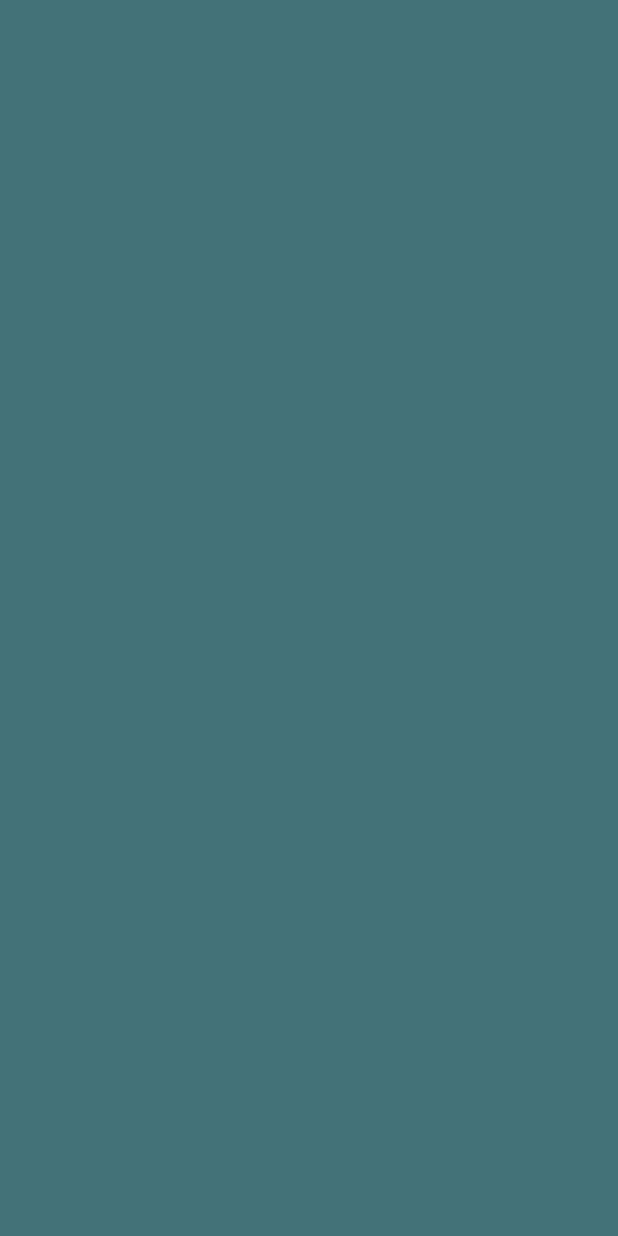
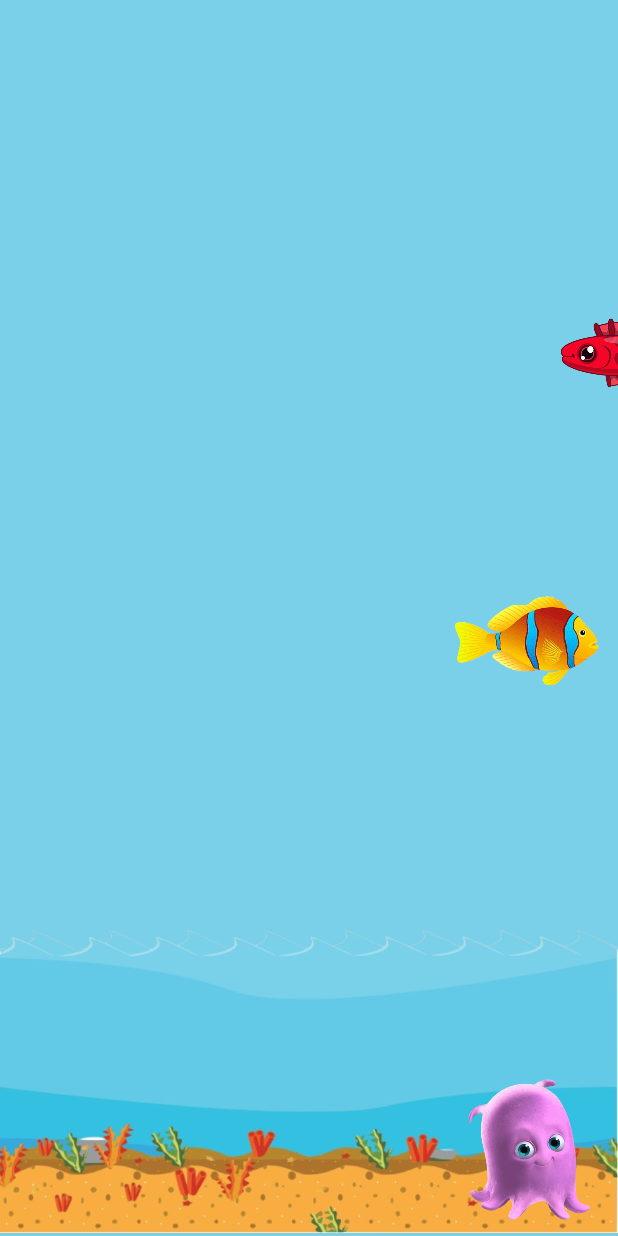
Before and after one commit to busramacak/FirstWeekProject, an Android app: the OceanFragment screen opened through its navigation route, on a phone screen of 412 x 824 dp. Before the commit the screen is empty. Run offline under Robolectric (Android 15) with nearby library versions, the light colour scheme and no system bars; our stand-ins replace navigation-ui.

Commit message:
add icons & images  & set animate OceanFragment

```diff
--- a/app/src/main/java/com/bmprj/firstweekproject/ui/OceanFragment.kt
+++ b/app/src/main/java/com/bmprj/firstweekproject/ui/OceanFragment.kt
@@ -1,11 +1,81 @@
 package com.bmprj.firstweekproject.ui
 
+import android.animation.AnimatorSet
+import android.animation.ObjectAnimator
+import android.animation.ValueAnimator
+import android.graphics.Path
+import android.view.View
 import com.bmprj.firstweekproject.base.BaseFragment
 import com.bmprj.firstweekproject.databinding.FragmentOceanBinding
 
 
 class OceanFragment : BaseFragment<FragmentOceanBinding>(FragmentOceanBinding::inflate) {
     override fun setUpViews() {
+        setUpAnimate()
+    }
 
+    private fun setUpAnimate() {
+        val path1 = Path().apply {
+            moveTo(1200f, 200f)
+            quadTo(500f, 400f, -200f, 100f)
+        }
+
+        val oceanPathAnimation1 = ObjectAnimator.ofFloat(binding.fish1, View.X, View.Y, path1).apply {
+            duration = 5000L
+            repeatCount = ValueAnimator.INFINITE
+            repeatMode = ValueAnimator.RESTART
+        }
+
+        val path2 = Path().apply {
+            moveTo(-200f, 0f)
+            quadTo(300f, 10f, 600f, 0f)
+            quadTo(800f, 10f, 1200f, 0f)
+        }
+
+        val oceanPathAnimation2 = ObjectAnimator.ofFloat(binding.fish2, View.X, View.Y, path2).apply {
+            duration = 4000L
+            repeatCount = ValueAnimator.INFINITE
+            repeatMode = ValueAnimator.RESTART
+        }
+
+        val path3 = Path().apply {
+            moveTo(-200f, 400f)
+            quadTo(300f, 700f, 600f, 500f)
+            quadTo(800f, 600f, 1200f, 800f)
+        }
+
+        val oceanPathAnimation3 = ObjectAnimator.ofFloat(binding.fish3, View.X, View.Y, path3).apply {
+            duration = 5000L
+            repeatCount = ValueAnimator.INFINITE
+            repeatMode = ValueAnimator.RESTART
+        }
+
+        val path4 = Path().apply {
+            moveTo(1200f, 700f)
+            quadTo(700f, 800f, 500f, 700f)
+            quadTo(300f, 900f, -200f, 1000f)
+        }
+
+        val oceanPathAnimation4 = ObjectAnimator.ofFloat(binding.fish4, View.X, View.Y, path4).apply {
+            duration = 3000L
+            repeatCount = ValueAnimator.INFINITE
+            repeatMode = ValueAnimator.RESTART
+        }
+
+        val path5 = Path().apply {
+            moveTo(1200f, 1400f)
+            quadTo(500f, 1300f, -200f, 1500f)
+        }
+
+        val oceanPathAnimation5 = ObjectAnimator.ofFloat(binding.fish5, View.X, View.Y, path5).apply {
+            duration = 7000L
+            repeatCount = ValueAnimator.INFINITE
+            repeatMode = ValueAnimator.RESTART
+        }
+
+        val oceanAnimatorSet = AnimatorSet().apply {
+            playTogether(oceanPathAnimation1, oceanPathAnimation2,oceanPathAnimation3,oceanPathAnimation4,oceanPathAnimation5)
+        }
+        oceanAnimatorSet.start()
     }
 }
--- a/app/src/main/java/com/bmprj/firstweekproject/ui/StarFragment.kt
+++ b/app/src/main/java/com/bmprj/firstweekproject/ui/StarFragment.kt
@@ -19,7 +19,7 @@ class StarFragment : BaseFragment<FragmentStarBinding>(FragmentStarBinding::infl
             quadTo(500f, 100f, -200f, 700f)
         }
 
-        val moonPathAnimation1 = ObjectAnimator.ofFloat(binding.star1, View.X, View.Y, path1).apply {
+        val starPathAnimation1 = ObjectAnimator.ofFloat(binding.star1, View.X, View.Y, path1).apply {
             duration = 3000L
             repeatCount = ValueAnimator.INFINITE
             repeatMode = ValueAnimator.RESTART
@@ -30,7 +30,7 @@ class StarFragment : BaseFragment<FragmentStarBinding>(FragmentStarBinding::infl
             quadTo(500f, 250f, -200f, 850f)
         }
 
-        val moonPathAnimation2 = ObjectAnimator.ofFloat(binding.star2, View.X, View.Y, path2).apply {
+        val starPathAnimation2 = ObjectAnimator.ofFloat(binding.star2, View.X, View.Y, path2).apply {
             duration = 5000L
             repeatCount = ValueAnimator.INFINITE
             repeatMode = ValueAnimator.RESTART
@@ -41,7 +41,7 @@ class StarFragment : BaseFragment<FragmentStarBinding>(FragmentStarBinding::infl
             quadTo(500f, 400f, -200f, 1000f)
         }
 
-        val moonPathAnimation3 = ObjectAnimator.ofFloat(binding.star3, View.X, View.Y, path3).apply {
+        val starPathAnimation3 = ObjectAnimator.ofFloat(binding.star3, View.X, View.Y, path3).apply {
             duration = 2000L
             repeatCount = ValueAnimator.INFINITE
             repeatMode = ValueAnimator.RESTART
@@ -52,7 +52,7 @@ class StarFragment : BaseFragment<FragmentStarBinding>(FragmentStarBinding::infl
             quadTo(500f, 550f, -200f, 1150f)
         }
 
-        val moonPathAnimation4 = ObjectAnimator.ofFloat(binding.star4, View.X, View.Y, path4).apply {
+        val starPathAnimation4 = ObjectAnimator.ofFloat(binding.star4, View.X, View.Y, path4).apply {
             duration = 3500L
             repeatCount = ValueAnimator.INFINITE
             repeatMode = ValueAnimator.RESTART
@@ -63,7 +63,7 @@ class StarFragment : BaseFragment<FragmentStarBinding>(FragmentStarBinding::infl
             quadTo(500f, 700f, -200f, 1300f)
         }
 
-        val moonPathAnimation5 = ObjectAnimator.ofFloat(binding.star5, View.X, View.Y, path5).apply {
+        val starPathAnimation5 = ObjectAnimator.ofFloat(binding.star5, View.X, View.Y, path5).apply {
             duration = 2000L
             repeatCount = ValueAnimator.INFINITE
             repeatMode = ValueAnimator.RESTART
@@ -74,15 +74,15 @@ class StarFragment : BaseFragment<FragmentStarBinding>(FragmentStarBinding::infl
             quadTo(500f, 1200f, -200f, 1650f)
         }
 
-        val moonPathAnimation6 = ObjectAnimator.ofFloat(binding.star6, View.X, View.Y, path6).apply {
+        val starPathAnimation6 = ObjectAnimator.ofFloat(binding.star6, View.X, View.Y, path6).apply {
             duration = 1000L
             repeatCount = ValueAnimator.INFINITE
             repeatMode = ValueAnimator.RESTART
         }
 
-        val moonAnimatorSet = AnimatorSet().apply {
-            playTogether(moonPathAnimation1, moonPathAnimation2,moonPathAnimation3,moonPathAnimation4,moonPathAnimation5,moonPathAnimation6)
+        val starAnimatorSet = AnimatorSet().apply {
+            playTogether(starPathAnimation1, starPathAnimation2,starPathAnimation3,starPathAnimation4,starPathAnimation5,starPathAnimation6)
         }
-        moonAnimatorSet.start()
+        starAnimatorSet.start()
     }
 }
--- a/app/src/main/res/layout/fragment_ocean.xml
+++ b/app/src/main/res/layout/fragment_ocean.xml
@@ -1,9 +1,62 @@
 <?xml version="1.0" encoding="utf-8"?>
-<FrameLayout xmlns:android="http://schemas.android.com/apk/res/android"
-    xmlns:tools="http://schemas.android.com/tools"
+<RelativeLayout xmlns:android="http://schemas.android.com/apk/res/android"
     android:layout_width="match_parent"
     android:layout_height="match_parent"
-    android:background="#437378"
-    tools:context=".ui.OceanFragment">
+    android:background="#79D0E8">
 
-</FrameLayout>
+    <ImageView
+        android:id="@+id/fish1"
+        android:layout_width="100dp"
+        android:layout_height="100dp"
+        android:src="@drawable/fish1"/>
+
+    <ImageView
+        android:id="@+id/fish2"
+        android:layout_width="100dp"
+        android:layout_height="100dp"
+        android:layout_alignParentEnd="true"
+        android:src="@drawable/fish2" />
+
+    <ImageView
+        android:id="@+id/fish3"
+        android:layout_width="100dp"
+        android:layout_height="100dp"
+        android:layout_below="@+id/fish2"
+        android:layout_alignParentEnd="true"
+        android:src="@drawable/fish3" />
+
+    <ImageView
+        android:id="@+id/fish4"
+        android:layout_width="100dp"
+        android:layout_height="100dp"
+        android:layout_below="@+id/fish3"
+        android:layout_alignParentEnd="true"
+        android:src="@drawable/fish4" />
+
+    <ImageView
+        android:layout_width="match_parent"
+        android:layout_height="210dp"
+        android:layout_alignParentBottom="true"
+        android:layout_alignParentEnd="true"
+        android:layout_alignParentStart="true"
+        android:src="@drawable/ocean_background" />
+
+    <ImageView
+        android:id="@+id/fish5"
+        android:layout_width="100dp"
+        android:layout_height="100dp"
+        android:layout_below="@+id/fish4"
+        android:layout_alignParentEnd="true"
+        android:src="@drawable/fish5" />
+
+    <ImageView
+        android:id="@+id/fish6"
+        android:layout_width="100dp"
+        android:layout_height="100dp"
+        android:layout_alignParentBottom="true"
+        android:layout_alignParentEnd="true"
+        android:layout_marginBottom="10dp"
+        android:layout_marginEnd="10dp"
+        android:src="@drawable/fish6" />
+
+</RelativeLayout>
```
Also changed, not shown: app/src/main/res/drawable/fish1.png (added), app/src/main/res/drawable/fish2.png (added), app/src/main/res/drawable/fish3.png (added), app/src/main/res/drawable/fish4.png (added), app/src/main/res/drawable/fish5.png (added), app/src/main/res/drawable/fish6.png (added), app/src/main/res/drawable/ocean_background.png (added).
